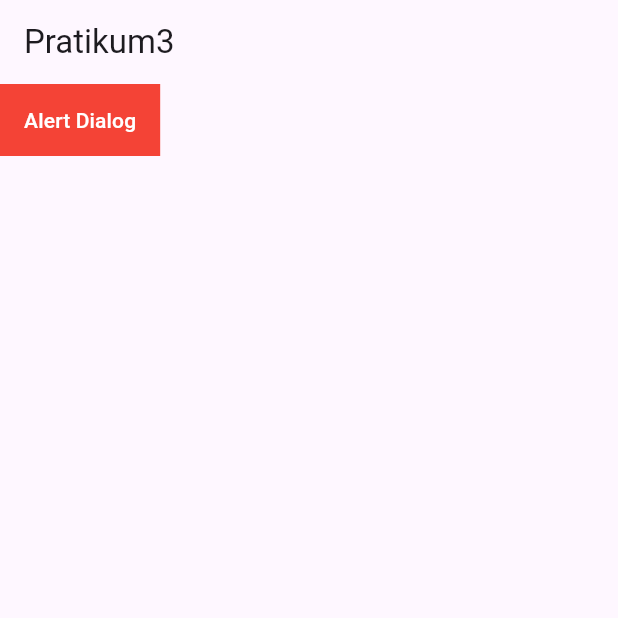
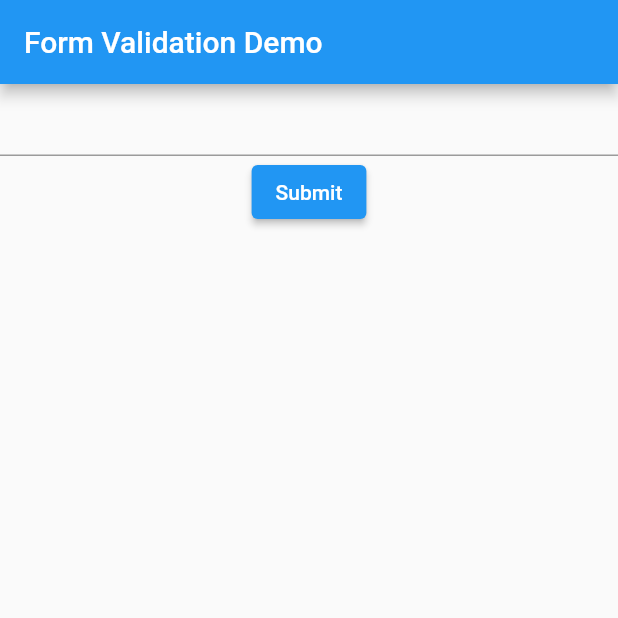
Before and after one commit to Dms110201/4312111033_DimasRizkyFeriyanto, a Flutter app: the screen it shows after launch, on a phone screen of 412 x 824 dp, the top half of it. Run offline on Flutter 3.47's test engine with Material 2 defaults, Android fonts, the phone set to English and light mode, and no system bars.

Commit message:
Membuat Form dengan GlobalKey

```diff
--- a/lib/main.dart
+++ b/lib/main.dart
@@ -1,77 +1,58 @@
 import 'package:flutter/material.dart';
-import 'package:giffy_dialog/giffy_dialog.dart';
+
 
 void main() {
   runApp(const MyApp());
 }
-
 class MyApp extends StatelessWidget {
   const MyApp({super.key});
 
   @override
   Widget build(BuildContext context) {
-    return MaterialApp(
-      debugShowCheckedModeBanner: false,
-      title: 'Flutter Demo',
-      theme: ThemeData(
-        colorScheme: ColorScheme.fromSeed(seedColor: Colors.deepPurple),
-        useMaterial3: true,
+    const appTitle = 'Form Validation Demo';
+    return  MaterialApp(
+        title: appTitle,
+            home: Scaffold(
+          appBar: AppBar(
+          title: const Text(appTitle),
+          ),
+        body: const MyCustomForm(),
       ),
-      home: const Praktikum3(),
     );
   }
 }
 
-class Praktikum3 extends StatelessWidget {
-  const Praktikum3 ({super.key});
+class MyCustomForm extends StatefulWidget {
+  const MyCustomForm({super.key});
 
   @override
+  State<MyCustomForm> createState() => _MyCustomFormState();
+}
+class _MyCustomFormState extends State<MyCustomForm> {
+    final _formKey = GlobalKey<FormState>();
+  @override
   Widget build(BuildContext context) {
-    return Scaffold (
-      appBar: AppBar(title: const Text('Pratikum3') ),
-      body: Container(
-        color: Colors.red,
-        child: MaterialButton(
-          textColor: Colors.white,
-          onPressed: () {
-            showDialog(
-                context: context,
-                builder: (_) {
-                  return GiffyDialog.image(
-                      Image.asset(
-                        'assets/images/gambarbergerak.gif',
-                        height: 200,
-                        fit: BoxFit.cover,
-                      ),
-                      title: const Text(
-                        'Men Wearing Jakets',
-                        style: TextStyle(
-                            fontSize: 20.0, fontWeight: FontWeight.w100),
-                      ),
-                      content: const Text(
-                        'This is a men wearning jakets',
-                        textAlign: TextAlign.center,
-                      ),
-                      actions: [
-                        TextButton(
-                          onPressed: () => Navigator.pop(context, 'CANCEL'),
-                          child: const Text(
-                            'CANCEL',
-                            textAlign: TextAlign.center,
-                          ),
-                        ),
-                        TextButton(
-                          onPressed: () => Navigator.pop(context, 'OK'),
-                          child: const Text(
-                            'OK',
-                            textAlign: TextAlign.center,
-                          ),
-                        ),
-                      ]);
-                });
-          },
-          child: const Text("Alert Dialog"),
-        ),
+    return Form(
+      key: _formKey,
+      child: Column(
+        children: <Widget>[
+          TextFormField(
+              validator: (value) {
+                if (value == null || value.isEmpty) {
+                  return 'Please enter some text';
+              }
+              return null;},
+          ),
+          ElevatedButton(
+              onPressed: () { if (_formKey.currentState!.validate()) {
+              ScaffoldMessenger.of(context).showSnackBar(
+                    const SnackBar(content: Text('Processing Data')),
+                     );
+                  }
+               },
+            child: const Text('Submit'),
+          ),
+        ],
       ),
     );
   }
```
